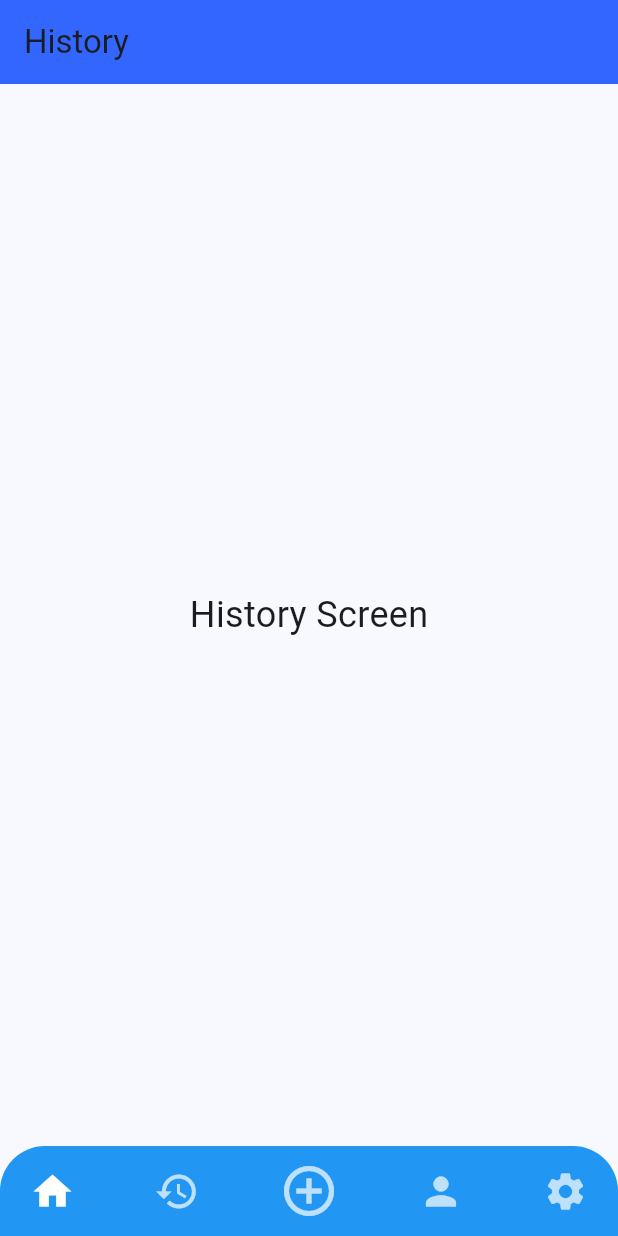
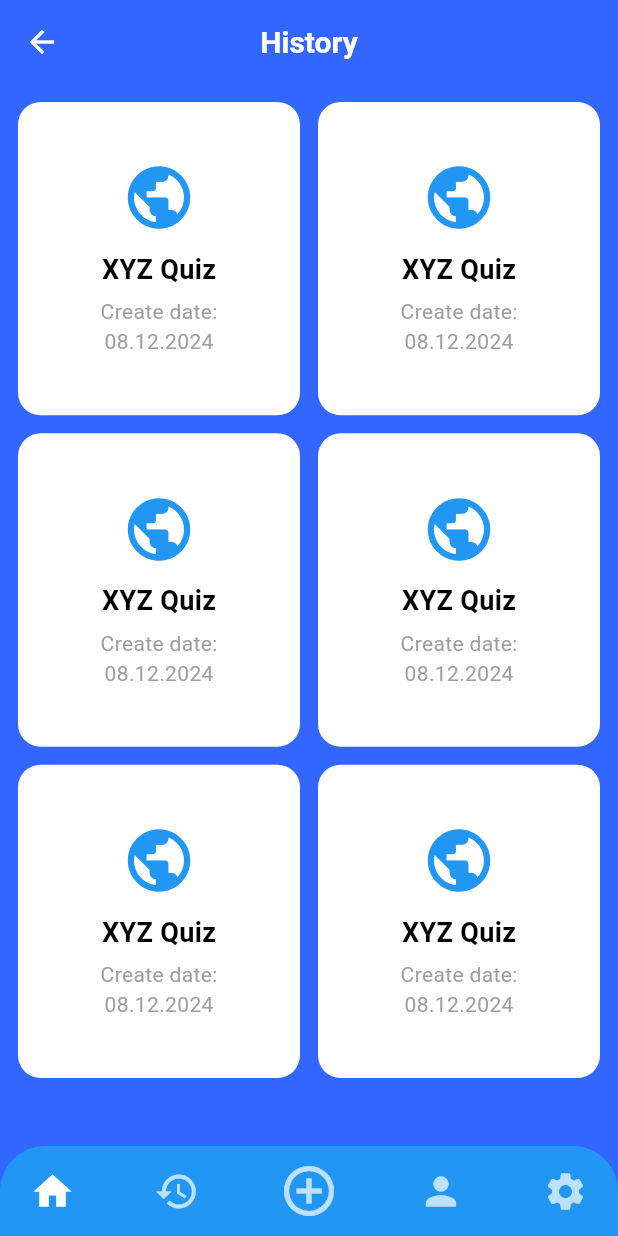
Before and after one commit to nivindulakshitha/Quizify-Frontend, a Flutter app: the HistoryScreen screen opened directly, on a phone screen of 412 x 824 dp. Run offline on Flutter 3.47's test engine with Material 3 defaults, Android fonts, the light colour scheme and no system bars.

Commit message:
histoyr settings and two widgets create

```diff
--- a/lib/Pages/history_screen.dart
+++ b/lib/Pages/history_screen.dart
@@ -1,10 +1,11 @@
 import 'package:flutter/material.dart';
-import 'package:quizify/widgets/custom_bottom_nav_bar.dart'; // Import the CustomBottomNavBar widget
-import 'home_screen.dart'; // Import the HistoryScreen
+import '../widgets/category_button.dart'; // Import the CategoryButton widget
+import '../widgets/custom_bottom_nav_bar.dart'; // Import the CustomBottomNavBar widget
+import 'home_screen.dart'; // Import the HomeScreen
 import 'add_screen.dart'; // Import the AddScreen
 import 'profile_screen.dart'; // Import the ProfileScreen
 import 'settings_screen.dart'; // Import the SettingsScreen
-
+import 'package:quizify/widgets/custom_app_bar.dart';
 
 class HistoryScreen extends StatefulWidget {
   @override
@@ -30,21 +31,41 @@ class _HistoryScreenState extends State<HistoryScreen> {
       case 4:
         return SettingsScreen();
       default:
-        return HistoryScreen();
+        return HistoryScreen(); // Stay on HistoryScreen when index is 1
     }
   }
 
   @override
   Widget build(BuildContext context) {
     return Scaffold(
-      appBar: AppBar(
-        title: Text("History"),
-        backgroundColor: Color(0xFF3366FF),
+      backgroundColor: Color(0xFF3366FF),
+      appBar: CustomAppBar(
+        title: "History",
+        onBackPressed: () {
+          Navigator.of(context).pop();
+        },
       ),
-      body: Center(
-        child: Text(
-          "History Screen",
-          style: TextStyle(fontSize: 24),
+      body: Padding(
+        padding: const EdgeInsets.all(12.0),
+        child: GridView.builder(
+          gridDelegate: SliverGridDelegateWithFixedCrossAxisCount(
+            crossAxisCount: 2,
+            crossAxisSpacing: 12.0,
+            mainAxisSpacing: 12.0,
+            childAspectRatio: 0.9, // Adjust to match your design
+          ),
+          itemCount: 6, // Number of quizzes
+          itemBuilder: (context, index) {
+            return CategoryButton(
+              icon: Icons.public, // Example icon
+              name: "XYZ Quiz",
+              iconColor: Colors.blue,
+              creationDate: "08.12.2024",
+              onTap: () {
+                // Handle button tap
+              },
+            );
+          },
         ),
       ),
       bottomNavigationBar: CustomBottomNavBar(
--- a/lib/Pages/home_screen.dart
+++ b/lib/Pages/home_screen.dart
@@ -81,7 +81,7 @@ class _HomeScreenState extends State<HomeScreen> {
                 ),
               ),
               Text(
-                'Prince Patel',
+                'Nadun Daluwatta',
                 style: TextStyle(
                   fontSize: 28,
                   fontWeight: FontWeight.bold,
@@ -192,7 +192,7 @@ class _HomeScreenState extends State<HomeScreen> {
         children: <Widget>[
           CategoryButton(
             icon: Icons.science,
-            name: 'Science',
+            name: 'Science Quiz 1',
             iconColor: Colors.redAccent,
             creationDate: '01 Aug 2024',
             onTap: () {
@@ -204,7 +204,7 @@ class _HomeScreenState extends State<HomeScreen> {
           ),
           CategoryButton(
             icon: Icons.public,
-            name: 'Geography',
+            name: 'Geography Quiz 1',
             iconColor: Colors.greenAccent,
             creationDate: '01 Aug 2024',
             onTap: () {
@@ -216,7 +216,7 @@ class _HomeScreenState extends State<HomeScreen> {
           ),
           CategoryButton(
             icon: Icons.sports,
-            name: 'Sports',
+            name: 'Sports Quiz 1',
             iconColor: Colors.orangeAccent,
             creationDate: '01 Aug 2024',
             onTap: () {
@@ -228,7 +228,7 @@ class _HomeScreenState extends State<HomeScreen> {
           ),
           CategoryButton(
             icon: Icons.biotech,
-            name: 'Biology',
+            name: 'Biology Quiz 1',
             iconColor: Colors.blueAccent,
             creationDate: '01 Aug 2024',
             onTap: () {
--- a/lib/widgets/category_button.dart
+++ b/lib/widgets/category_button.dart
@@ -23,14 +23,14 @@ class CategoryButton extends StatelessWidget {
         decoration: BoxDecoration(
           color: Colors.white,
           borderRadius: BorderRadius.circular(15),
-          boxShadow: [
+          /*boxShadow: [
             BoxShadow(
               color: Colors.grey.withOpacity(0.5),
               spreadRadius: 2,
               blurRadius: 5,
               offset: Offset(0, 3),
             ),
-          ],
+          ],*/
         ),
         child: Column(
           mainAxisAlignment: MainAxisAlignment.center,
--- /dev/null
+++ b/lib/widgets/custom_app_bar.dart
@@ -0,0 +1,32 @@
+import 'package:flutter/material.dart';
+
+class CustomAppBar extends StatelessWidget implements PreferredSizeWidget {
+  final String title;
+  final VoidCallback onBackPressed;
+
+  CustomAppBar({required this.title, required this.onBackPressed});
+
+  @override
+  Widget build(BuildContext context) {
+    return AppBar(
+      backgroundColor: Color(0xFF3366FF),
+      leading: IconButton(
+        icon: Icon(Icons.arrow_back, color: Colors.white),
+        onPressed: onBackPressed,
+      ),
+      title: Text(
+        title,
+        style: TextStyle(
+          color: Colors.white,
+          fontSize: 20,
+          fontWeight: FontWeight.bold,
+        ),
+      ),
+      centerTitle: true,
+      elevation: 0,
+    );
+  }
+
+  @override
+  Size get preferredSize => Size.fromHeight(kToolbarHeight);
+}
```
Also changed, not shown: lib/Pages/settings_screen.dart (+6 -16 lines).
